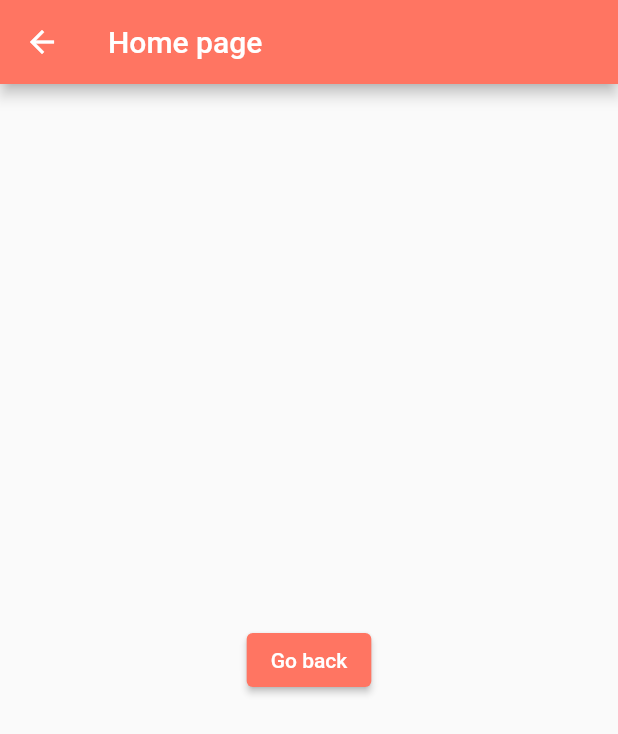
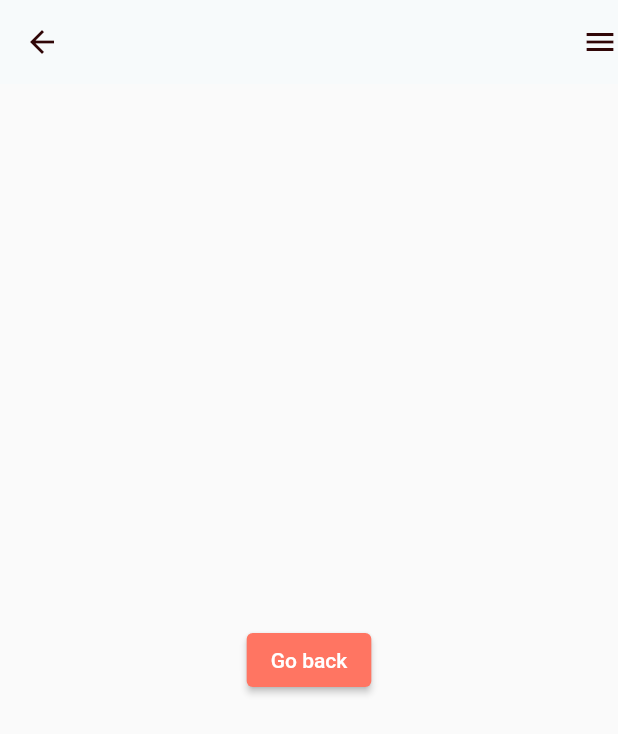
Before and after one commit to sorasora46/flutter-todo, a Flutter app: the HomePage screen opened directly, on a phone screen of 412 x 824 dp. Shown: the top 734 px of the screen. Run offline on Flutter 3.47's test engine with Material 2 defaults, Android fonts, the phone set to English and light mode, and no system bars; Roboto replaces fonts that are missing (TiltNeon).

Commit message:
Style the AppBar

```diff
--- a/lib/pages/home_page.dart
+++ b/lib/pages/home_page.dart
@@ -1,4 +1,5 @@
 import 'package:flutter/material.dart';
+import 'package:flutter_todo/constants/colors.dart';
 
 class HomePage extends StatelessWidget {
   const HomePage({super.key});
@@ -7,7 +8,11 @@ class HomePage extends StatelessWidget {
   Widget build(BuildContext context) {
     return Scaffold(
       appBar: AppBar(
-        title: const Text('Home page'),
+        backgroundColor: backgroundColor,
+        foregroundColor: textColor,
+        elevation: 0,
+        actions: const [Icon(Icons.menu)],
+        // title: const Text('Home page'),
       ),
       body: Center(
         child: ElevatedButton(
```
